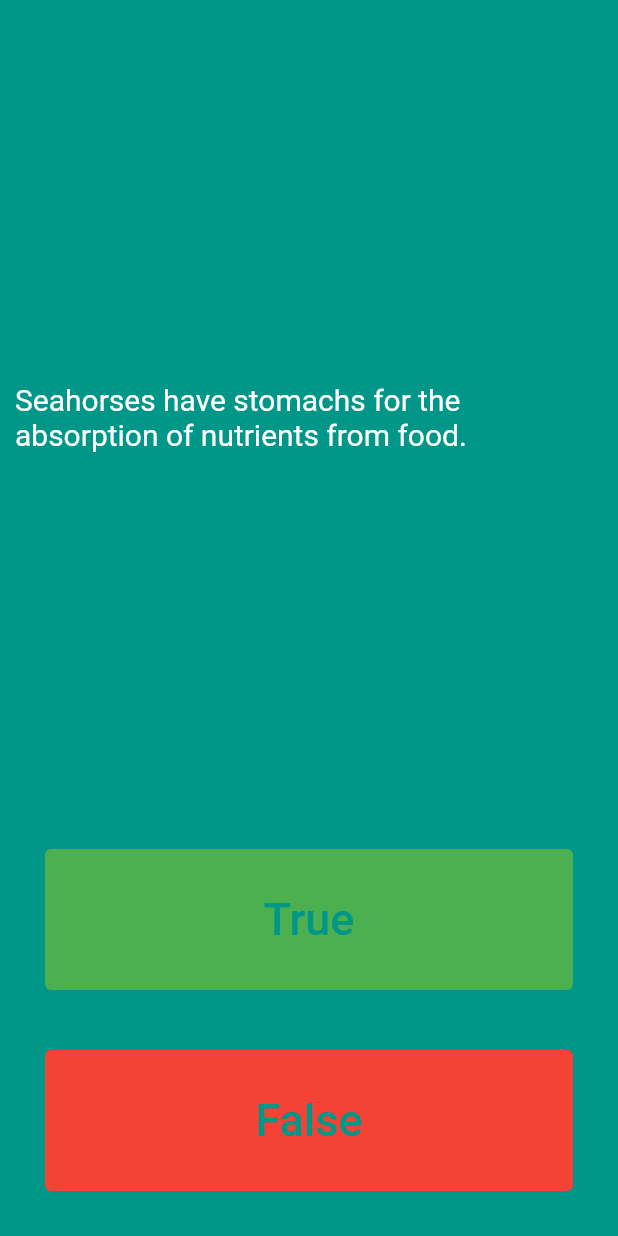
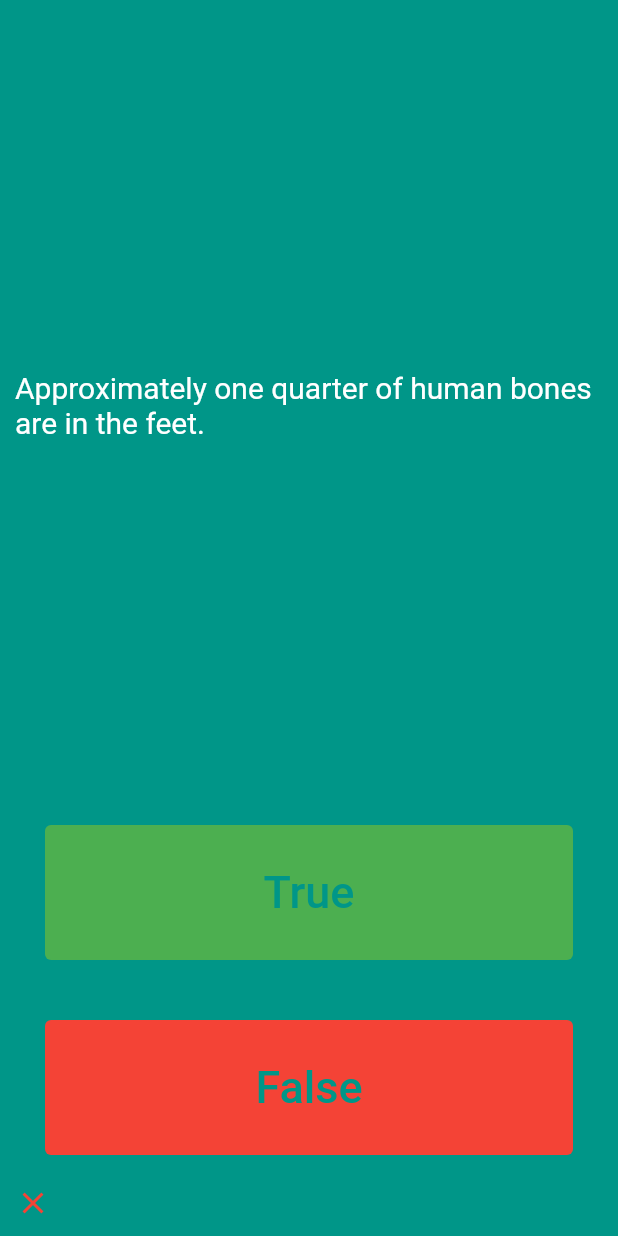
Before and after one commit to abdulmanafpfassal/quiz-app-mobile-app-flutter, a Flutter app: the screen it shows after launch, after a tap on "True", on a phone screen of 412 x 824 dp. Run offline on Flutter 3.47's test engine with Material 2 defaults, Android fonts, the phone set to English and light mode, and no system bars; our stand-ins replace rflutter_alert.

```diff
--- a/lib/app.dart
+++ b/lib/app.dart
@@ -2,7 +2,6 @@ import 'package:flutter/material.dart';
 import 'package:quiz_app/widgets/quizApp.dart';
 
 class Quiz extends StatelessWidget {
-
   @override
   Widget build(BuildContext context) {
     return MaterialApp(
--- a/lib/question.dart
+++ b/lib/question.dart
@@ -2,5 +2,5 @@ class Question {
   String questionText;
   bool questionAnswer;
 
-  Question({ required this.questionText, required this.questionAnswer });
+  Question({required this.questionText, required this.questionAnswer});
 }
--- /dev/null
+++ b/lib/quiz_Brain.dart
@@ -0,0 +1,74 @@
+import 'question.dart';
+
+class QuizBrain {
+  int _questionNumber = 0;
+  List<Question> _questionBank = [
+    Question(
+        questionText: 'You can lead a cow down stairs but not up stairs.',
+        questionAnswer: false),
+    Question(
+        questionText:
+        'Approximately one quarter of human bones are in the feet.',
+        questionAnswer: true),
+    Question(questionText: 'A slug\'s blood is green.', questionAnswer: true),
+    Question(
+        questionText: 'Buzz Aldrin\'s mother\'s maiden name was \"Moon\".',
+        questionAnswer: true),
+    Question(
+        questionText: 'It is illegal to pee in the Ocean in Portugal.',
+        questionAnswer: true),
+    Question(
+        questionText:
+        'No piece of square dry paper can be folded in half more than 7 times.',
+        questionAnswer: false),
+    Question(
+        questionText:
+        'In London, UK, if you happen to die in the House of Parliament, you are technically entitled to a state funeral, because the building is considered too sacred a place.',
+        questionAnswer: true),
+    Question(
+        questionText:
+        'The loudest sound produced by any animal is 188 decibels. That animal is the African Elephant.',
+        questionAnswer: false),
+    Question(
+        questionText:
+        'The total surface area of two human lungs is approximately 70 square metres.',
+        questionAnswer: true),
+    Question(
+        questionText: 'Google was originally called \"Backrub\".',
+        questionAnswer: true),
+    Question(
+        questionText:
+        'Chocolate affects a dog\'s heart and nervous system; a few ounces are enough to kill a small dog.',
+        questionAnswer: true),
+    Question(
+        questionText:
+        'In West Virginia, USA, if you accidentally hit an animal with your car, you are free to take it home to eat.',
+        questionAnswer: true),
+
+  ];
+
+  void nextQuestion(){
+    if(_questionNumber < _questionBank.length - 1){
+      _questionNumber++;
+    }
+  }
+
+  String getTheQuestions() {
+    return _questionBank[_questionNumber].questionText;
+  }
+
+  bool getCorrectAnswer(){
+    return _questionBank[_questionNumber].questionAnswer;
+  }
+
+  bool isFinished(){
+    if(_questionNumber >= _questionBank.length - 1){
+      return true;
+    }else{
+      return false;
+    }
+  }
+  void reset(){
+    _questionNumber = 0;
+  }
+}
--- a/lib/widgets/quizApp.dart
+++ b/lib/widgets/quizApp.dart
@@ -1,15 +1,15 @@
 import 'package:flutter/material.dart';
-import 'package:flutter/services.dart';
-import 'package:quiz_app/question.dart';
+import 'package:quiz_app/quiz_Brain.dart';
+import 'package:rflutter_alert/rflutter_alert.dart';
+
+QuizBrain quizBrain = QuizBrain();
 
 class QuizApp extends StatefulWidget {
-
   @override
   _QuizAppState createState() => _QuizAppState();
 }
 
 class _QuizAppState extends State<QuizApp> {
-
   Expanded questionsDisplay({qtn}) {
     return Expanded(
       flex: 4,
@@ -25,7 +25,7 @@ class _QuizAppState extends State<QuizApp> {
     );
   }
 
-  Expanded answerButton({buttonAction, color, text }) {
+  Expanded answerButton({buttonAction, color, text}) {
     return Expanded(
       child: Padding(
         padding: EdgeInsets.all(20),
@@ -48,18 +48,31 @@ class _QuizAppState extends State<QuizApp> {
 
   List<Icon> scoreKeeper = [];
 
-  List<Question> questionBank = [
-    Question(questionText: 'Seahorses have stomachs for the absorption of nutrients from food.',questionAnswer: false),
-    Question(questionText: 'The letter H is between letters G and J on a keyboard', questionAnswer: true),
-    Question(questionText: 'Camels have three sets of eyelashes', questionAnswer: true),
-    Question(questionText: 'There are five zeros in one hundred thousand', questionAnswer: true),
-    Question(questionText: 'There are stars and zigzags on the flag of America', questionAnswer: false),
-    Question(questionText: 'If you add the two numbers on the opposite sides of dice together, the answer is always 7', questionAnswer: true),
-  ];
+  void checkUserAnswer(bool checkUserAnswer){
+    bool correctAnswer =  quizBrain.getCorrectAnswer();
+    setState(() {
+      if(quizBrain.isFinished()){
+        Alert(
+          context: context,
+          type: AlertType.error,
+          title: 'Finished',
+          desc: 'The Quiz has been ended.',
+        ).show();
+        quizBrain.reset();
+        scoreKeeper = [];
+      }else {
+        if (checkUserAnswer == correctAnswer) {
+          scoreKeeper.add(
+              Icon(Icons.check, color: Colors.green,));
+        } else {
+          scoreKeeper.add(
+              Icon(Icons.close, color: Colors.red,));
+        }
+        quizBrain.nextQuestion();
+      }
+    });
 
-  List<bool> answers = [];
-
-  int questionNumber = 0;
+  }
 
   @override
   Widget build(BuildContext context) {
@@ -67,37 +80,22 @@ class _QuizAppState extends State<QuizApp> {
       mainAxisAlignment: MainAxisAlignment.spaceBetween,
       crossAxisAlignment: CrossAxisAlignment.stretch,
       children: [
-        questionsDisplay(qtn: questionBank[questionNumber].questionText),
+        questionsDisplay(
+            qtn: quizBrain.getTheQuestions()),
         answerButton(
           buttonAction: () {
-            bool correctAnswer = answers[questionNumber];
-            if(correctAnswer == true){
-              print('the answer is correct');
-            }else{
-              print('the answer is not correct');
-            }
-            setState(() {
-              questionNumber++;
-            });
-        },
+            checkUserAnswer(true);
+          },
           color: Colors.green,
           text: 'True',
         ),
         answerButton(
           buttonAction: () {
-            bool correctAnswer = questionBank[questionNumber].questionAnswer;
-
-            if(correctAnswer == true){
-              print('the answer is correct');
-            }else{
-              print('the answer is not correct');
-            }
-            setState(() {
-              questionNumber++;
-            });
+            checkUserAnswer(false);
           },
           color: Colors.red,
-          text: 'False',),
+          text: 'False',
+        ),
         Row(
           children: scoreKeeper,
         ),
--- a/pubspec.yaml
+++ b/pubspec.yaml
@@ -28,6 +28,7 @@ dependencies:
   # The following adds the Cupertino Icons font to your application.
   # Use with the CupertinoIcons class for iOS style icons.
   cupertino_icons: ^1.0.2
+  rflutter_alert: ^2.0.2
 
 dev_dependencies:
   flutter_test:
```
Also changed, not shown: lib/main.dart (line endings or trailing spaces), pubspec.lock.
